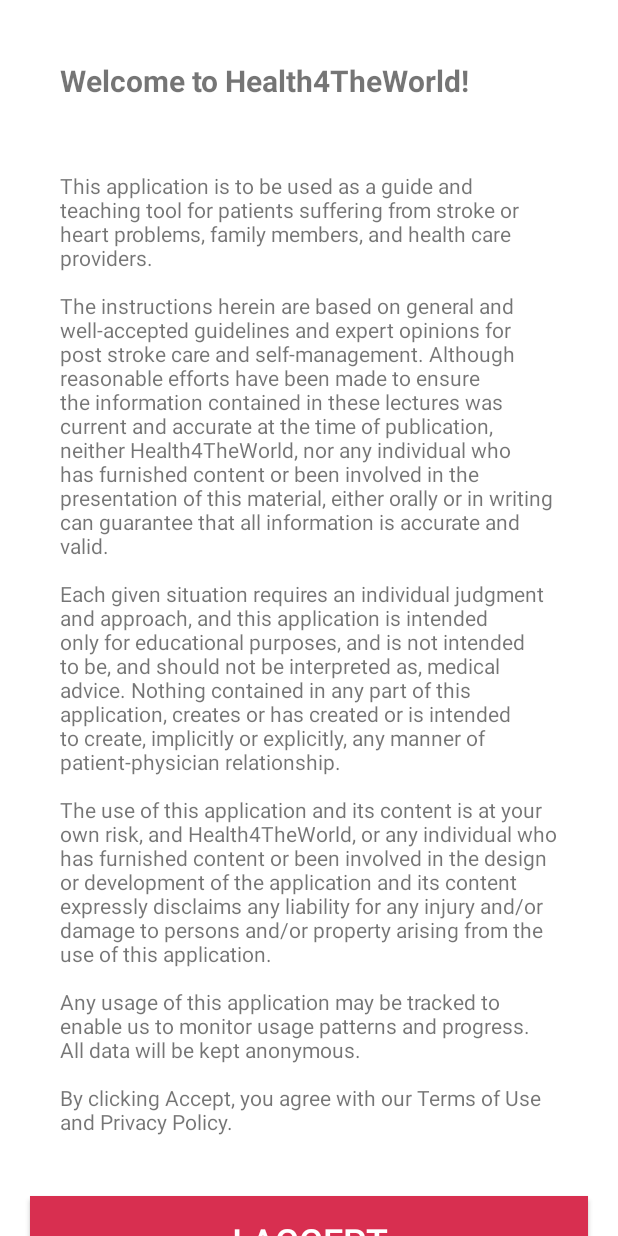
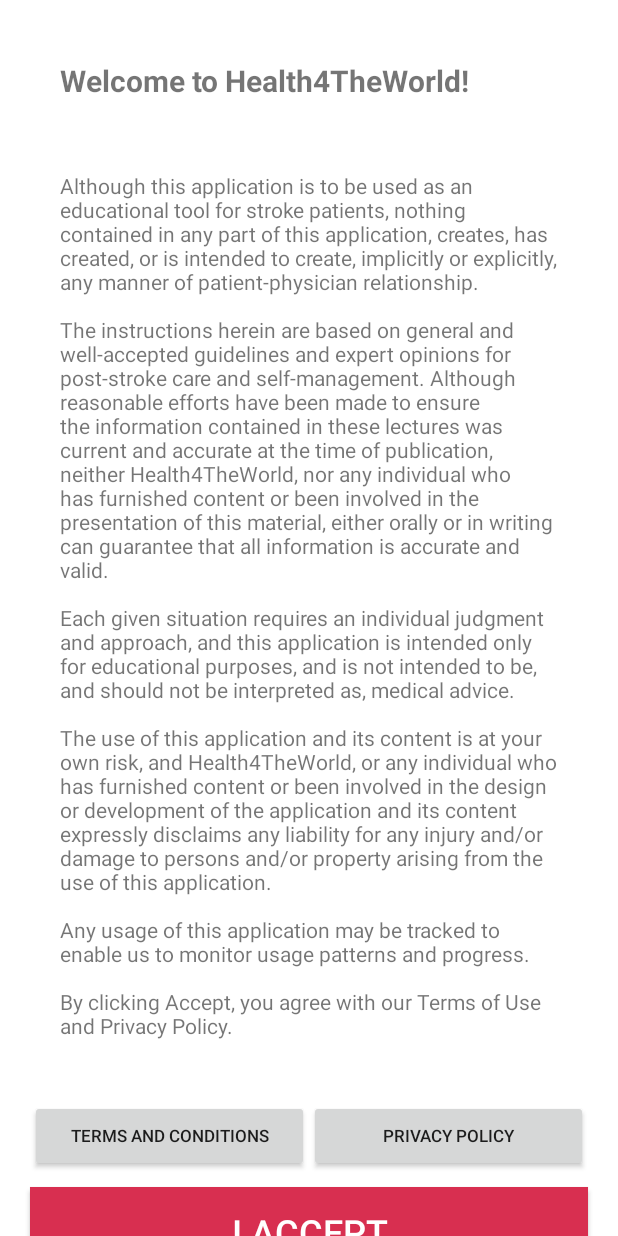
Before and after one commit to rachelgrau/Health4TheWorldStroke, an Android app: the screen it shows after launch (DisclaimerActivity), on a phone screen of 412 x 824 dp. Run offline under Robolectric (Android 15) with nearby library versions, the phone set to English and light mode, and no system bars.

Commit message:
Finish disclaimer.

```diff
--- a/app/src/main/AndroidManifest.xml
+++ b/app/src/main/AndroidManifest.xml
@@ -25,7 +25,8 @@
         <activity android:name=".Activities.VideoContentActivity" />
         <activity android:name=".Activities.CreateReminderActivity" />
         <activity android:name=".Activities.InfoActivity" />
-        <activity android:name=".Activities.DisclaimerActivity"></activity>
+        <activity android:name=".Activities.DisclaimerActivity" />
+        <activity android:name=".Activities.InfoListActivity"></activity>
     </application>
 
 </manifest>
--- a/app/src/main/java/com/example/rachel/health4theworldstroke/Activities/DisclaimerActivity.java
+++ b/app/src/main/java/com/example/rachel/health4theworldstroke/Activities/DisclaimerActivity.java
@@ -1,5 +1,6 @@
 package com.example.rachel.health4theworldstroke.Activities;
 
+import android.content.Intent;
 import android.graphics.Color;
 import android.graphics.Typeface;
 import android.os.Bundle;
@@ -9,6 +10,10 @@ import android.widget.LinearLayout;
 import android.widget.TextView;
 
 import com.example.rachel.health4theworldstroke.R;
+
+import static com.example.rachel.health4theworldstroke.Activities.InfoListActivity.EXTRA_INFO_TYPE;
+import static com.example.rachel.health4theworldstroke.Activities.InfoListActivity.INFO_TYPE_PRIVACY_POLICY;
+import static com.example.rachel.health4theworldstroke.Activities.InfoListActivity.INFO_TYPE_TERMS;
 
 public class DisclaimerActivity extends AppCompatActivity {
 
@@ -20,12 +25,13 @@ public class DisclaimerActivity extends AppCompatActivity {
     }
 
     private String getText() {
-        return "This application is to be used as a guide and teaching tool for patients suffering from stroke or heart problems, family members, and health care providers.\n\n" +
-                "The instructions herein are based on general and well-accepted guidelines and expert opinions for post stroke care and self-management. Although reasonable efforts have been made to ensure the information contained in these lectures was current and accurate at the time of publication, neither Health4TheWorld, nor any individual who has furnished content or been involved in the presentation of this material, either orally or in writing can guarantee that all information is accurate and valid.\n\n" +
-                "Each given situation requires an individual judgment and approach, and this application is intended only for educational purposes, and is not intended to be, and should not be interpreted as, medical advice. Nothing contained in any part of this application, creates or has created or is intended to create, implicitly or explicitly, any manner of patient-physician relationship.\n\n" +
-                "The use of this application and its content is at your own risk, and Health4TheWorld, or any individual who has furnished content or been involved in the design or development of the application and its content expressly disclaims any liability for any injury and/or damage to persons and/or property arising from the use of this application.\n\n" +
-                "Any usage of this application may be tracked to enable us to monitor usage patterns and progress. All data will be kept anonymous.\n\n" +
-                "By clicking Accept, you agree with our Terms of Use and Privacy Policy.";
+        String p1 = "Although this application is to be used as an educational tool for stroke patients, nothing contained in any part of this application, creates, has created, or is intended to create, implicitly or explicitly, any manner of patient-physician relationship.\n\n";
+        String p2 = "The instructions herein are based on general and well-accepted guidelines and expert opinions for post-stroke care and self-management. Although reasonable efforts have been made to ensure the information contained in these lectures was current and accurate at the time of publication, neither Health4TheWorld, nor any individual who has furnished content or been involved in the presentation of this material, either orally or in writing can guarantee that all information is accurate and valid.\n\n";
+        String p3 = "Each given situation requires an individual judgment and approach, and this application is intended only for educational purposes, and is not intended to be, and should not be interpreted as, medical advice.\n\n";
+        String p4 = "The use of this application and its content is at your own risk, and Health4TheWorld, or any individual who has furnished content or been involved in the design or development of the application and its content expressly disclaims any liability for any injury and/or damage to persons and/or property arising from the use of this application. \n\n";
+        String p5 = "Any usage of this application may be tracked to enable us to monitor usage patterns and progress.\n\n";
+        String p6 = "By clicking Accept, you agree with our Terms of Use and Privacy Policy.";
+        return p1 + p2 + p3 + p4 + p5 + p6;
     }
 
     private void setUpText() {
@@ -55,6 +61,18 @@ public class DisclaimerActivity extends AppCompatActivity {
         ll.addView(secondPar);
     }
 
+    public void clickedTerms(View view) {
+        Intent intent = new Intent(this, InfoActivity.class);
+        intent.putExtra(EXTRA_INFO_TYPE, INFO_TYPE_TERMS);
+        startActivity(intent);
+    }
+
+    public void clickedPrivacy(View view) {
+        Intent intent = new Intent(this, InfoActivity.class);
+        intent.putExtra(EXTRA_INFO_TYPE, INFO_TYPE_PRIVACY_POLICY);
+        startActivity(intent);
+    }
+
     public void clickedAccept(View view) {
         finish();
     }
--- a/app/src/main/java/com/example/rachel/health4theworldstroke/Activities/MainActivity.java
+++ b/app/src/main/java/com/example/rachel/health4theworldstroke/Activities/MainActivity.java
@@ -20,6 +20,7 @@ public class MainActivity extends AppCompatActivity {
     protected void onCreate(Bundle savedInstanceState) {
         super.onCreate(savedInstanceState);
         setContentView(R.layout.activity_main);
+//        fakeFirstAppOpening();
     }
 
     /* If it's the first time they're using the app, show them the terms page and wait for them to accept. */
@@ -72,7 +73,7 @@ public class MainActivity extends AppCompatActivity {
     }
 
     public void infoClicked(View view) {
-        Intent intent = new Intent(this, InfoActivity.class);
+        Intent intent = new Intent(this, InfoListActivity.class);
         startActivity(intent);
     }
 }
--- a/app/src/main/res/layout/activity_disclaimer.xml
+++ b/app/src/main/res/layout/activity_disclaimer.xml
@@ -16,17 +16,47 @@
             android:id="@+id/text_linear_layout"
             android:orientation="vertical">
         </LinearLayout>
+        <LinearLayout
+            android:id="@+id/buttons"
+            android:layout_width="fill_parent"
+            android:layout_height="wrap_content"
+            android:layout_marginLeft="20dp"
+            android:layout_marginRight="20dp"
+            android:layout_below="@id/text_linear_layout"
+            android:orientation="horizontal">
+            <Button
+                android:id="@+id/btnLeft"
+                android:layout_width="0dip"
+                android:layout_height="wrap_content"
+                android:textSize="5pt"
+                android:layout_weight="1"
+                android:clickable="true"
+                android:onClick="clickedTerms"
+                android:text="Terms and Conditions" />
+
+            <Button
+                android:id="@+id/btnRight"
+                android:layout_width="0dip"
+                android:textSize="5pt"
+                android:layout_height="wrap_content"
+                android:layout_weight="1"
+                android:clickable="true"
+                android:onClick="clickedPrivacy"
+                android:text="Privacy Policy" />
+        </LinearLayout>
+
         <Button
             android:layout_width="match_parent"
             android:layout_height="60dp"
             android:layout_marginLeft="20dp"
             android:layout_marginRight="20dp"
             android:layout_marginBottom="20dp"
+            android:layout_marginTop="10dp"
             android:background="@color/red"
             android:textColor="@color/colorWhite"
             android:text="@string/accept"
             android:textSize="24dp"
-            android:layout_below="@id/text_linear_layout"
+            android:layout_below="@id/buttons"
             android:clickable="true"
             android:onClick="clickedAccept"/>
     </RelativeLayout>
```
Also changed, not shown: app/src/main/java/com/example/rachel/health4theworldstroke/Activities/InfoActivity.java (+92 -10 lines), app/src/main/java/com/example/rachel/health4theworldstroke/Activities/InfoListActivity.java (added, +75 -0 lines), app/src/main/java/com/example/rachel/health4theworldstroke/Adapters/InfoListAdapter.java (added, +57 -0 lines), app/src/main/res/layout/activity_info_list.xml (added, +41 -0 lines), app/src/main/res/layout/list_item_info.xml (added, +26 -0 lines).
